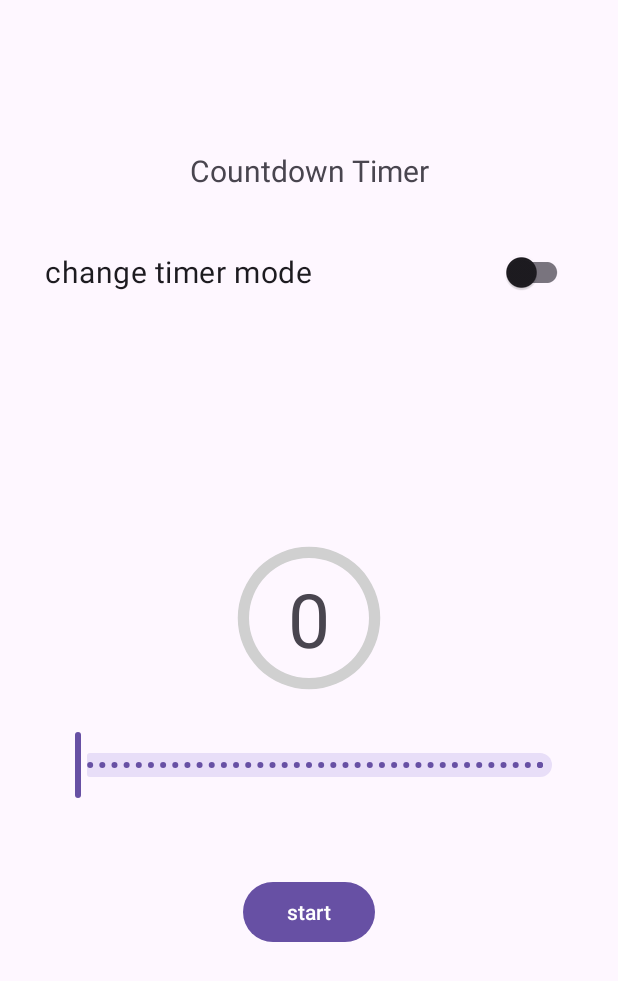
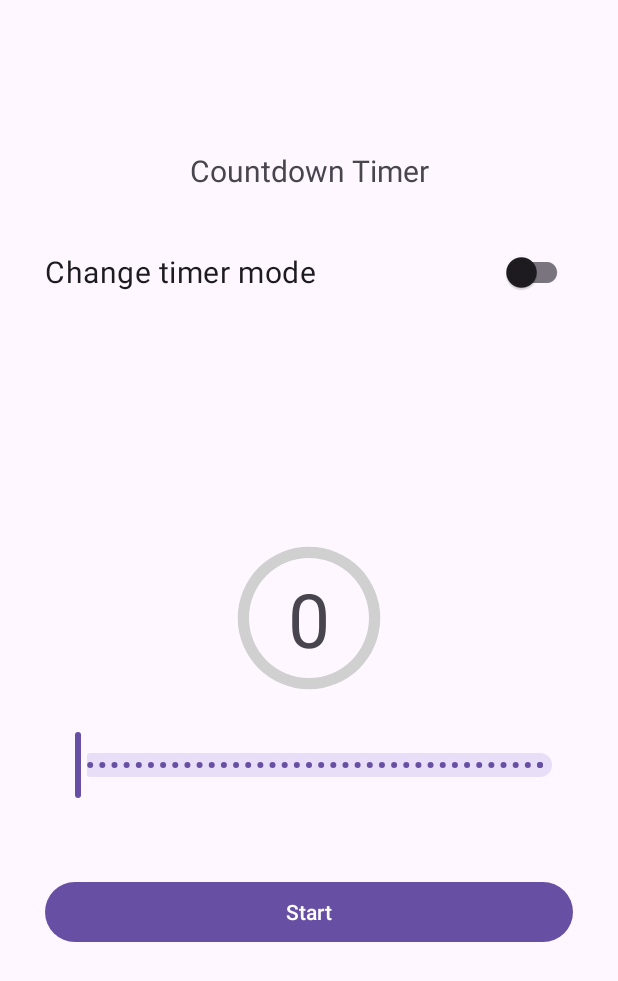
Before and after one commit to Astarog199/timer, an Android app: the layout activity_main.xml on its own in the app's theme, with its tools: preview values and no code run, on a phone screen of 412 x 824 dp. Shown: the top 981 px of the screen. Run offline under Robolectric (Android 15) with nearby library versions, the phone set to English and light mode, and no system bars.

```diff
--- a/app/src/main/res/layout/activity_main.xml
+++ b/app/src/main/res/layout/activity_main.xml
@@ -74,8 +74,10 @@
 
     <Button
         android:id="@+id/start"
-        android:layout_width="wrap_content"
+        android:layout_width="match_parent"
         android:layout_height="wrap_content"
+        android:layout_marginRight="30dp"
+        android:layout_marginLeft="30dp"
         android:text="@string/start"
         android:layout_marginTop="50dp"
         app:layout_constraintEnd_toEndOf="parent"
@@ -86,8 +88,10 @@
 
     <Button
         android:id="@+id/stop"
-        android:layout_width="wrap_content"
+        android:layout_width="match_parent"
         android:layout_height="wrap_content"
+        android:layout_marginRight="30dp"
+        android:layout_marginLeft="30dp"
         android:text="@string/reset"
         android:visibility="invisible"
         android:layout_marginTop="10dp"
--- a/app/src/main/res/values/strings.xml
+++ b/app/src/main/res/values/strings.xml
@@ -1,7 +1,9 @@
 <resources>
     <string name="app_name">Timer</string>
-    <string name="start">start</string>
+    <string name="start">Start</string>
+    <string name="pause">Pause</string>
+    <string name="cont">Continue</string>
     <string name="countdown_timer">Countdown Timer</string>
-    <string name="reset">reset</string>
-    <string name="mode" translatable="false">change timer mode</string>
+    <string name="reset" >Reset</string>
+    <string name="mode">Change timer mode</string>
 </resources>
```
Also changed, not shown: app/src/main/java/com/example/timer/MainActivity.kt (+47 -12 lines), app/src/main/java/com/example/timer/Timer.kt (+6 -6 lines), 1 other file.
